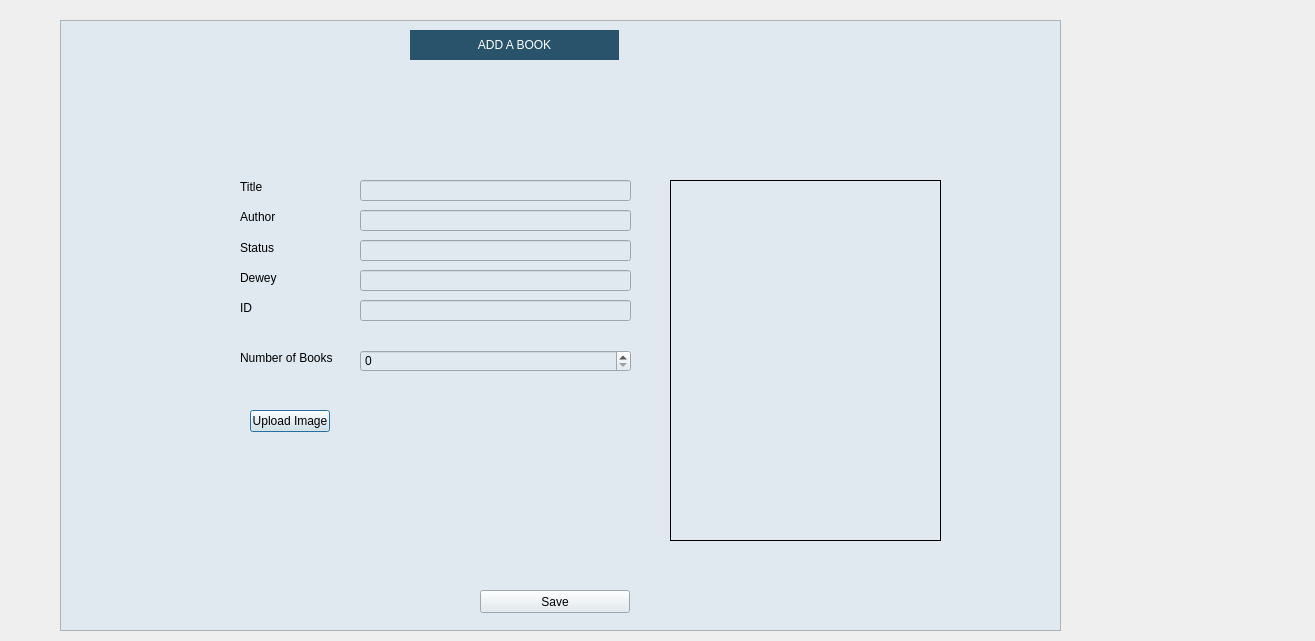
Above: theLIBRARY/addbook.ui from 270122090/the_Library before the change. Below: the same form after it.
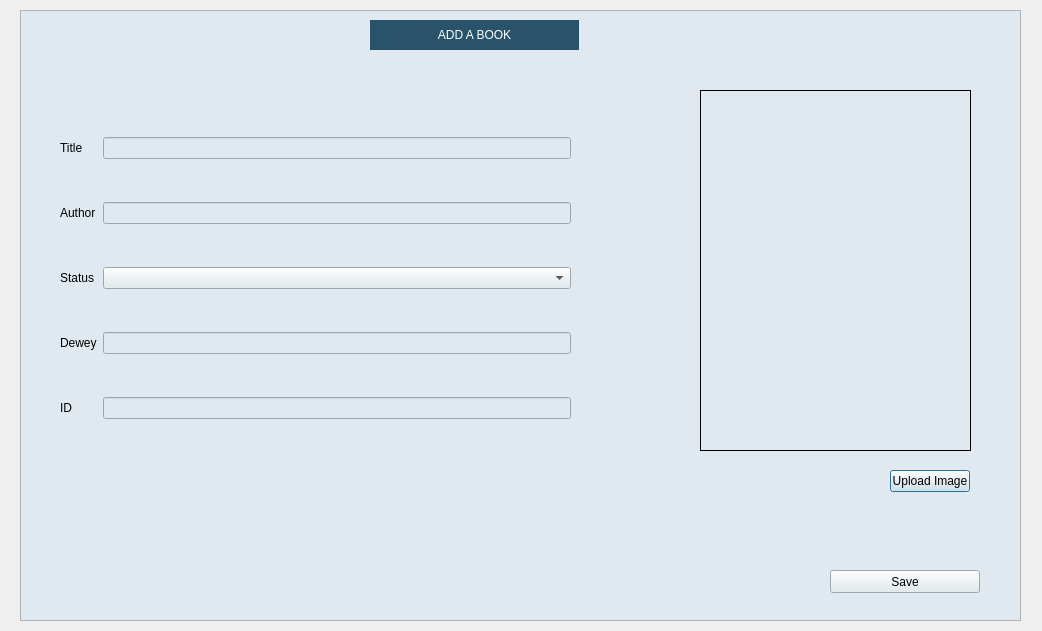
That is the form after the change.

What changed in the file:
```diff
--- a/theLIBRARY/addbook.ui
+++ b/theLIBRARY/addbook.ui
@@ -6,8 +6,8 @@
    <rect>
     <x>0</x>
     <y>0</y>
-    <width>1315</width>
-    <height>641</height>
+    <width>1042</width>
+    <height>631</height>
    </rect>
   </property>
   <property name="windowTitle">
@@ -16,8 +16,8 @@
   <widget class="QFrame" name="frame">
    <property name="geometry">
     <rect>
-     <x>60</x>
-     <y>20</y>
+     <x>20</x>
+     <y>10</y>
      <width>1001</width>
      <height>611</height>
     </rect>
@@ -31,31 +31,11 @@
    <property name="frameShadow">
     <enum>QFrame::Plain</enum>
    </property>
-   <widget class="QLineEdit" name="txtaddauthor">
-    <property name="geometry">
-     <rect>
-      <x>300</x>
-      <y>190</y>
-      <width>271</width>
-      <height>21</height>
-     </rect>
-    </property>
-   </widget>
-   <widget class="QLineEdit" name="txtadddewey">
-    <property name="geometry">
-     <rect>
-      <x>300</x>
-      <y>250</y>
-      <width>271</width>
-      <height>21</height>
-     </rect>
-    </property>
-   </widget>
    <widget class="QPushButton" name="btnloadbookimage">
     <property name="geometry">
      <rect>
-      <x>190</x>
-      <y>390</y>
+      <x>870</x>
+      <y>460</y>
       <width>80</width>
       <height>22</height>
      </rect>
@@ -67,8 +47,8 @@
    <widget class="QLabel" name="addbookimagebox">
     <property name="geometry">
      <rect>
-      <x>610</x>
-      <y>160</y>
+      <x>680</x>
+      <y>80</y>
       <width>271</width>
       <height>361</height>
      </rect>
@@ -80,101 +60,6 @@
      <string/>
     </property>
    </widget>
-   <widget class="QLineEdit" name="txtaddid">
-    <property name="geometry">
-     <rect>
-      <x>300</x>
-      <y>280</y>
-      <width>271</width>
-      <height>21</height>
-     </rect>
-    </property>
-   </widget>
-   <widget class="QLineEdit" name="txtaddbook">
-    <property name="geometry">
-     <rect>
-      <x>300</x>
-      <y>160</y>
-      <width>271</width>
-      <height>21</height>
-     </rect>
-    </property>
-   </widget>
-   <widget class="QLabel" name="label">
-    <property name="geometry">
-     <rect>
-      <x>180</x>
-      <y>160</y>
-      <width>47</width>
-      <height>14</height>
-     </rect>
-    </property>
-    <property name="text">
-     <string>Title</string>
-    </property>
-   </widget>
-   <widget class="QLabel" name="label_3">
-    <property name="geometry">
-     <rect>
-      <x>180</x>
-      <y>220</y>
-      <width>47</width>
-      <height>16</height>
-     </rect>
-    </property>
-    <property name="text">
-     <string>Status</string>
-    </property>
-   </widget>
-   <widget class="QLabel" name="label_4">
-    <property name="geometry">
-     <rect>
-      <x>180</x>
-      <y>250</y>
-      <width>47</width>
-      <height>16</height>
-     </rect>
-    </property>
-    <property name="text">
-     <string>Dewey</string>
-    </property>
-   </widget>
-   <widget class="QLabel" name="label_2">
-    <property name="geometry">
-     <rect>
-      <x>180</x>
-      <y>190</y>
-      <width>47</width>
-      <height>14</height>
-     </rect>
-    </property>
-    <property name="text">
-     <string>Author</string>
-    </property>
-   </widget>
-   <widget class="QLabel" name="label_5">
-    <property name="geometry">
-     <rect>
-      <x>180</x>
-      <y>280</y>
-      <width>47</width>
-      <height>16</height>
-     </rect>
-    </property>
-    <property name="text">
-     <string>ID</string>
-    </property>
-   </widget>
-   <widget class="QLineEdit" name="txtaddStatus">
-    <property name="geometry">
-     <rect>
-      <x>300</x>
-      <y>220</y>
-      <width>271</width>
-      <height>21</height>
-     </rect>
-    </property>
-   </widget>
    <widget class="QLabel" name="LibraryTitle_3">
     <property name="geometry">
      <rect>
@@ -205,8 +90,8 @@
    <widget class="QSplitter" name="splitter">
     <property name="geometry">
      <rect>
-      <x>420</x>
-      <y>570</y>
+      <x>810</x>
+      <y>560</y>
       <width>150</width>
       <height>23</height>
      </rect>
@@ -220,28 +105,67 @@
      </property>
     </widget>
    </widget>
-   <widget class="QLabel" name="label_6">
+   <widget class="QWidget" name="">
     <property name="geometry">
      <rect>
-      <x>180</x>
-      <y>330</y>
-      <width>101</width>
-      <height>16</height>
+      <x>40</x>
+      <y>90</y>
+      <width>511</width>
+      <height>361</height>
      </rect>
     </property>
-    <property name="text">
-     <string>Number of Books</string>
-    </property>
-   </widget>
-   <widget class="QSpinBox" name="spinQty">
-    <property name="geometry">
-     <rect>
-      <x>300</x>
-      <y>330</y>
-      <width>271</width>
-      <height>22</height>
-     </rect>
-    </property>
+    <layout class="QGridLayout" name="gridLayout">
+     <item row="3" column="0">
+      <widget class="QLabel" name="label_4">
+       <property name="text">
+        <string>Dewey</string>
+       </property>
+      </widget>
+     </item>
+     <item row="1" column="0">
+      <widget class="QLabel" name="label_2">
+       <property name="text">
+        <string>Author</string>
+       </property>
+      </widget>
+     </item>
+     <item row="4" column="0">
+      <widget class="QLabel" name="label_5">
+       <property name="text">
+        <string>ID</string>
+       </property>
+      </widget>
+     </item>
+     <item row="4" column="2">
+      <widget class="QLineEdit" name="txtaddid"/>
+     </item>
+     <item row="2" column="0">
+      <widget class="QLabel" name="label_3">
+       <property name="text">
+        <string>Status</string>
+       </property>
+      </widget>
+     </item>
+     <item row="0" column="2">
+      <widget class="QLineEdit" name="txtaddbook"/>
+     </item>
+     <item row="3" column="2">
+      <widget class="QLineEdit" name="txtadddewey"/>
+     </item>
+     <item row="0" column="0">
+      <widget class="QLabel" name="label">
+       <property name="text">
+        <string>Title</string>
+       </property>
+      </widget>
+     </item>
+     <item row="1" column="2">
+      <widget class="QLineEdit" name="txtaddauthor"/>
+     </item>
+     <item row="2" column="2">
+      <widget class="QComboBox" name="addstatus"/>
+     </item>
+    </layout>
    </widget>
   </widget>
  </widget>
```
